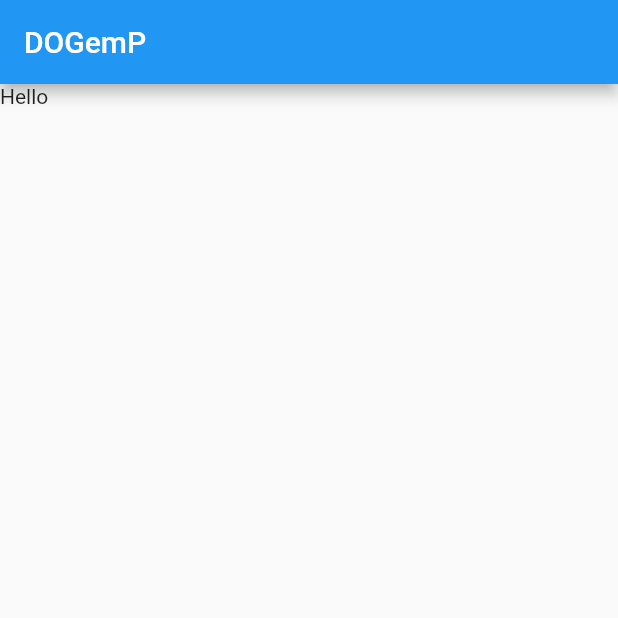
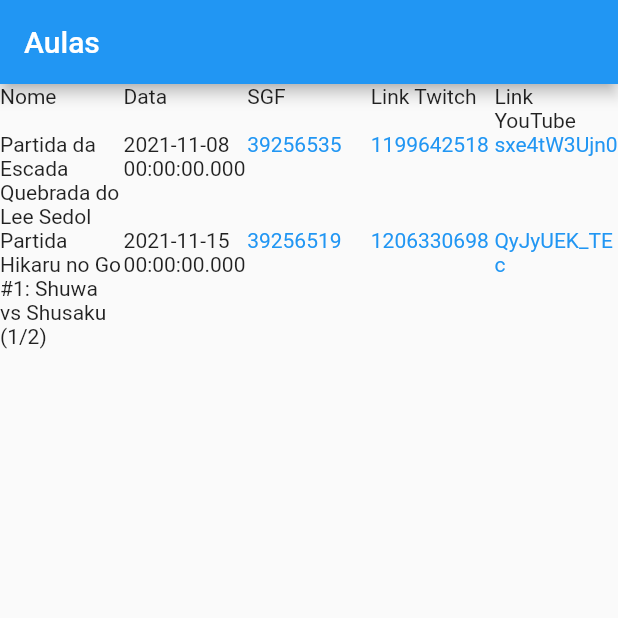
Before and after one commit to FanaroEngineering/dogemp, a Flutter app: the screen it shows after launch, on a phone screen of 412 x 824 dp, the top half of it. Run offline on Flutter 3.47's test engine with Material 2 defaults, Android fonts, the phone set to English and light mode, and no system bars.

Commit message:
first visual table

```diff
--- a/lib/data/lectures.dart
+++ b/lib/data/lectures.dart
@@ -1,19 +1,18 @@
 import '../schema/lecture.dart';
-import '../schema/links.dart';
 
 final List<Lecture> lectures = [
   Lecture(
     name: 'Partida da Escada Quebrada do Lee Sedol',
     date: DateTime(2021, 11, 8),
-    sgfLink: OgsGameLink(id: '39256535'),
-    twitchLink: TwitchLink(id: '1199642518'),
-    youtubeLink: YouTubeLink(id: 'sxe4tW3Ujn0'),
+    sgfLink: '39256535',
+    twitchLink: '1199642518',
+    youtubeLink: 'sxe4tW3Ujn0',
   ),
   Lecture(
     name: 'Partida Hikaru no Go #1: Shuwa vs Shusaku (1/2)',
     date: DateTime(2021, 11, 15),
-    sgfLink: OgsGameLink(id: '39256519'),
-    twitchLink: TwitchLink(id: '1206330698'),
-    youtubeLink: YouTubeLink(id: 'QyJyUEK_TEc'),
+    sgfLink: '39256519',
+    twitchLink: '1206330698',
+    youtubeLink: 'QyJyUEK_TEc',
   ),
 ];
--- a/lib/main.dart
+++ b/lib/main.dart
@@ -1,7 +1,14 @@
 import 'package:flutter/material.dart';
+import 'package:flutter/gestures.dart';
+
+import 'package:url_launcher/url_launcher.dart';
+
+import 'data/lectures.dart';
+import 'schema/lecture.dart';
 
 void main() => runApp(const MyApp());
 
+@immutable
 class MyApp extends StatelessWidget {
   const MyApp({Key? key}) : super(key: key);
 
@@ -12,27 +19,64 @@ class MyApp extends StatelessWidget {
       theme: ThemeData(
         primarySwatch: Colors.blue,
       ),
-      home: const MyHomePage(title: 'DOGemP'),
+      home: const LecturesTable(),
     );
   }
 }
 
-class MyHomePage extends StatefulWidget {
-  const MyHomePage({Key? key, required this.title}) : super(key: key);
+@immutable
+class LecturesTable extends StatelessWidget {
+  const LecturesTable({Key? key}) : super(key: key);
 
-  final String title;
+  static final List<TableRow> lectureRows = lectures.map((Lecture lecture) {
+    return TableRow(children: [
+      Text(lecture.name),
+      Text(lecture.date.toString()),
+      RichText(
+        text: TextSpan(
+          text: lecture.sgfLink.id,
+          style: const TextStyle(color: Colors.blue),
+          recognizer: TapGestureRecognizer()
+            ..onTap = () async => launch(lecture.sgfLink.completeLink),
+        ),
+      ),
+      RichText(
+        text: TextSpan(
+          text: lecture.twitchLink.id,
+          style: const TextStyle(color: Colors.blue),
+          recognizer: TapGestureRecognizer()
+            ..onTap = () async => launch(lecture.twitchLink.completeLink),
+        ),
+      ),
+      RichText(
+        text: TextSpan(
+          text: lecture.youtubeLink.id,
+          style: const TextStyle(color: Colors.blue),
+          recognizer: TapGestureRecognizer()
+            ..onTap = () async => launch(lecture.youtubeLink.completeLink),
+        ),
+      ),
+    ]);
+  }).toList();
 
-  @override
-  State<MyHomePage> createState() => _MyHomePageState();
-}
-
-class _MyHomePageState extends State<MyHomePage> {
   @override
   Widget build(BuildContext context) {
     return Scaffold(
-        appBar: AppBar(
-          title: Text(widget.title),
-        ),
-        body: const Text('Hello'));
+      appBar: AppBar(title: const Text('Aulas')),
+      body: Table(
+        children: <TableRow>[
+          const TableRow(
+            children: [
+              Text('Nome'),
+              Text('Data'),
+              Text('SGF'),
+              Text('Link Twitch'),
+              Text('Link YouTube'),
+            ],
+          ),
+          ...lectureRows,
+        ],
+      ),
+    );
   }
 }
--- a/lib/schema/lecture.dart
+++ b/lib/schema/lecture.dart
@@ -6,15 +6,17 @@ import 'links.dart';
 class Lecture {
   final String name;
   final DateTime date;
-  final OgsGameLink? sgfLink;
-  final TwitchLink? twitchLink;
-  final YouTubeLink? youtubeLink;
+  final OgsGameLink sgfLink;
+  final TwitchLink twitchLink;
+  final YouTubeLink youtubeLink;
 
-  const Lecture({
+  Lecture({
     required this.name,
     required this.date,
-    this.sgfLink,
-    this.twitchLink,
-    this.youtubeLink,
-  });
+    String sgfLink = '',
+    String twitchLink = '',
+    String youtubeLink = '',
+  })  : sgfLink = OgsGameLink(id: sgfLink),
+        twitchLink = TwitchLink(id: twitchLink),
+        youtubeLink = YouTubeLink(id: youtubeLink);
 }
--- a/lib/schema/links.dart
+++ b/lib/schema/links.dart
@@ -1,61 +1,71 @@
 import 'package:meta/meta.dart';
 
 @immutable
-class AiSenseiLink {
+abstract class Link {
+  final String id;
+  final String host;
+  final String prePath;
   final Uri link;
 
+  Link({
+    required this.id,
+    required this.host,
+    required this.prePath,
+  }) : link = Uri(
+          scheme: 'https',
+          host: host,
+          path: '$prePath/$id',
+        );
+
+  String get completeLink => '${link.scheme}://${link.host}${link.path}';
+}
+
+@immutable
+class AiSenseiLink extends Link {
   AiSenseiLink({required String id})
-      : link = Uri(
-          scheme: 'https',
+      : super(
+          id: id,
           host: 'ai-sensei.com',
-          path: '/game/wCbiGfZSh7TjX5eXM8TDgvMzi5u2/$id',
+          prePath: '/game',
         );
 }
 
 @immutable
-class YouTubeLink {
-  final Uri link;
-
+class YouTubeLink extends Link {
   YouTubeLink({required String id})
-      : link = Uri(
-          scheme: 'https',
+      : super(
+          id: id,
           host: 'youtu.be',
-          path: '/$id',
+          prePath: '',
         );
 }
 
 @immutable
-class TwitchLink {
-  final Uri link;
-
+class TwitchLink extends Link {
   TwitchLink({required String id})
-      : link = Uri(
-          scheme: 'https',
+      : super(
+          id: id,
           host: 'twitch.tv',
-          path: '/videos/$id',
+          prePath: '/videos',
         );
 }
 
 @immutable
-class OgsPlayerLink {
-  final Uri link;
-
+class OgsPlayerLink extends Link {
   OgsPlayerLink({required String id})
-      : link = Uri(
-          scheme: 'https',
+      : super(
+          id: id,
           host: 'online-go.com',
-          path: '/player/$id',
+          prePath: '/player',
         );
 }
 
 @immutable
-class OgsGameLink {
-  final Uri link;
-
+class OgsGameLink extends Link {
   OgsGameLink({required String id})
-      : link = Uri(
-          scheme: 'https',
+      : super(
+          id: id,
           host: 'online-go.com',
-          path: '/game/$id',
+          prePath: '/game',
         );
 }
--- a/pubspec.yaml
+++ b/pubspec.yaml
@@ -12,6 +12,8 @@ dependencies:
   flutter:
     sdk: flutter
 
+  url_launcher: 6.0.20
+
 dev_dependencies:
   flutter_test:
     sdk: flutter
```
Also changed, not shown: pubspec.lock.
